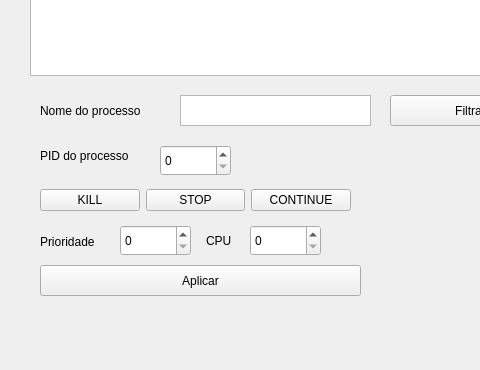
Before: the Qt Designer form mainwindow.ui in Enricoufrn/SysMonitor, drawn with Qt 5; both pictures show x 0 to 480 and y 405 to 775 of the 1207 by 775 pixel window.
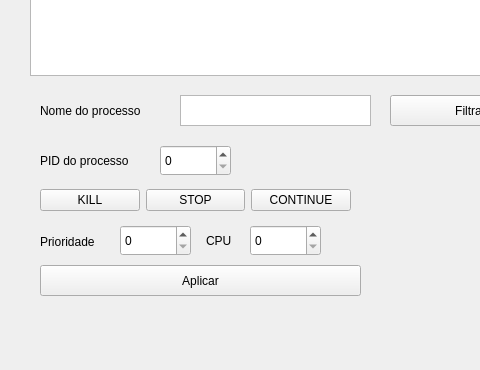
After: the same form once the commit is applied.

```diff
--- a/mainwindow.ui
+++ b/mainwindow.ui
@@ -141,8 +141,8 @@
      <rect>
       <x>40</x>
       <y>550</y>
-      <width>131</width>
-      <height>21</height>
+      <width>121</width>
+      <height>31</height>
      </rect>
     </property>
     <property name="text">
```
